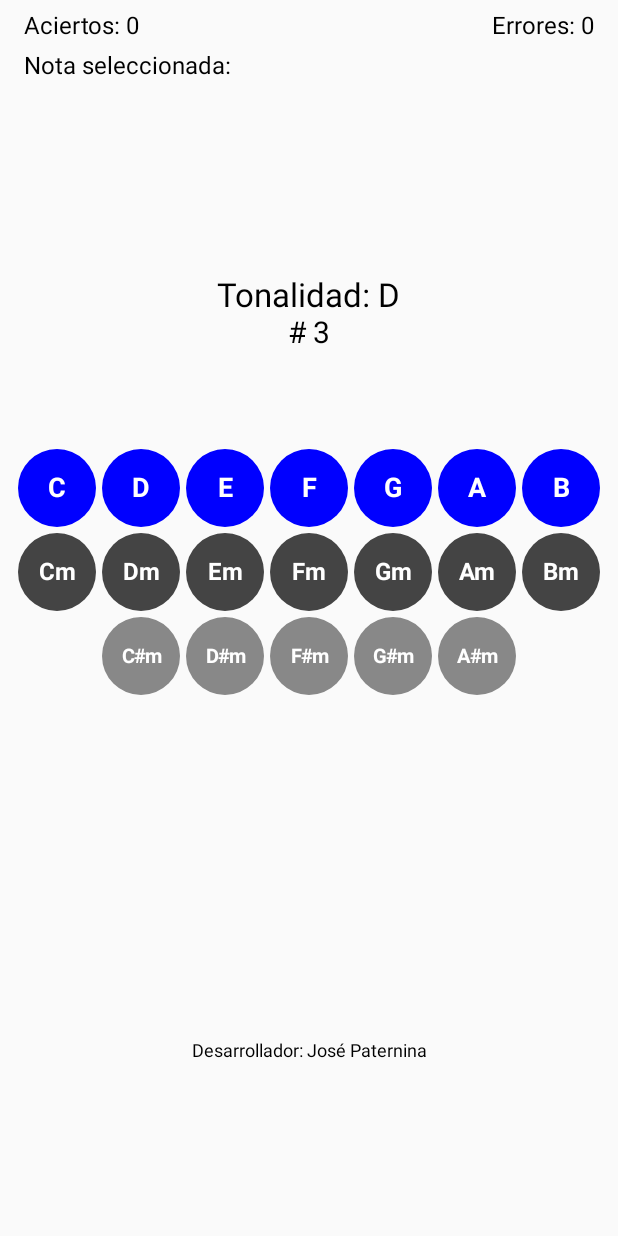
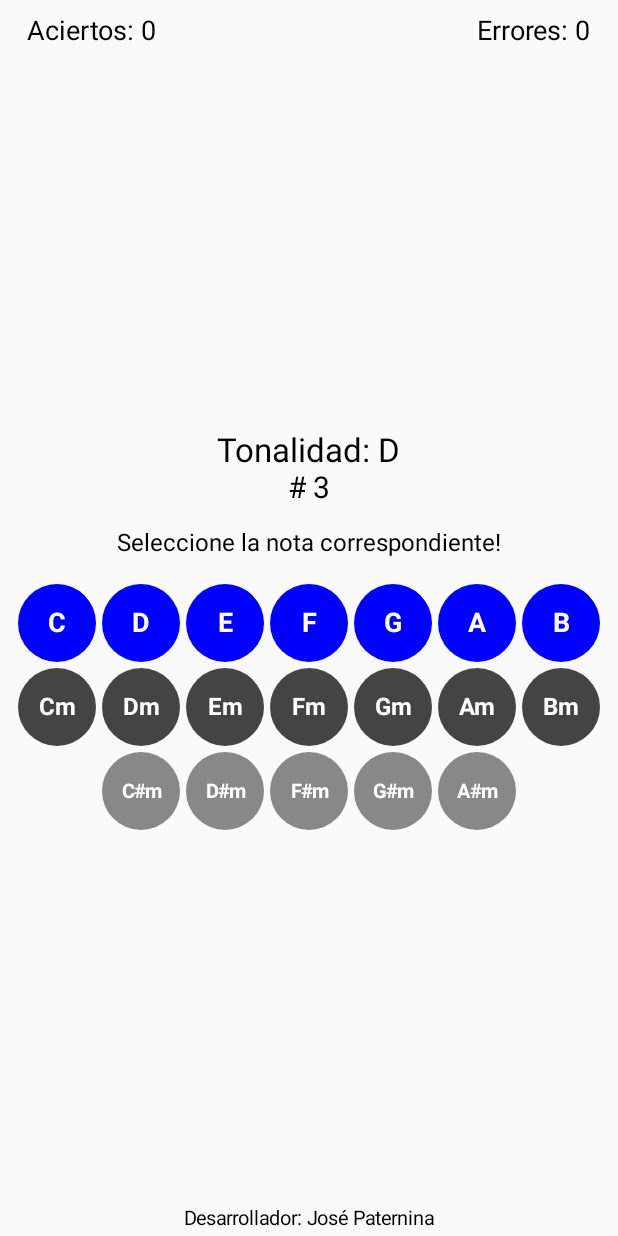
Before and after one commit to JosePater/IdNotas, an Android app built with Jetpack Compose: the screen it shows after launch (MainActivity), on a phone screen of 412 x 824 dp. Run offline under Robolectric (Android 15) with nearby library versions, the phone set to English and light mode, and no system bars.

Commit message:
chore: restructuring UI elements

```diff
--- a/app/src/main/java/com/josepaternina/idnotas/MainActivity.kt
+++ b/app/src/main/java/com/josepaternina/idnotas/MainActivity.kt
@@ -39,10 +39,11 @@ import androidx.compose.ui.unit.TextUnit
 import com.josepaternina.idnotas.GlobalStateTonal.numActual
 import com.josepaternina.idnotas.GlobalStateTonal.tonalidadActual
 
-// Tonalidades ("C", "D", "E", "F", "G", "A", "B")
+// 1era de las tonalidades ("C", "D", "E", "F", "G", "A", "B")
 val tonalidades = listOf("C", "D", "G")
 val num = listOf(1, 2, 3, 4, 5, 6)
 
+// Tonalidades de C, D y G
 val allNotas = listOf(
     listOf("C", "Dm", "Em", "F", "G", "Am"),
     listOf("D", "Em", "F#m", "G", "A", "Bm"),
@@ -60,15 +61,33 @@ class MainActivity : ComponentActivity() {
     override fun onCreate(savedInstanceState: Bundle?) {
         super.onCreate(savedInstanceState)
         setContent {
-            MyApp()
+            MyContent()
         }
     }
 }
 
 @Composable
-fun MyApp() {
+fun MyContent() {
+    // Texto descriptivo
+    val textDescrip = if (notaSelect != "") {
+        "Nota seleccionada: $notaSelect"
+    } else {
+        "Seleccione la nota correspondiente!"
+    }
+
     // UI
-    Column {
+    Box(
+        modifier = Modifier
+            .fillMaxSize()
+            .padding(2.dp),
+        contentAlignment = Alignment.Center
+
+    ) {
+        Column(
+            Modifier.fillMaxSize(),
+            horizontalAlignment = Alignment.CenterHorizontally,
+            verticalArrangement = Arrangement.SpaceBetween
+        ) {
             Row(
                 modifier = Modifier
                     .fillMaxWidth()
@@ -77,22 +96,13 @@ fun MyApp() {
                 horizontalArrangement = Arrangement.SpaceBetween
 
             ) {
-            Text(text = "Aciertos: $puntos", fontSize = 16.sp)
-            Text(text = "Errores: $errores", fontSize = 16.sp)
+                Text(text = "Aciertos: $puntos", fontSize = 18.sp)
+                Text(text = "Errores: $errores", fontSize = 18.sp)
             }
-
-        Text(
-            text = "Nota seleccionada: $notaSelect",
-            fontSize = 16.sp,
-            modifier = Modifier
-                .padding(horizontal = 16.dp)
-                .padding(bottom = 16.dp),
-        )
 
             Column(
                 modifier = Modifier
-                .fillMaxSize()
-                .padding(1.dp),
+                    .fillMaxWidth(),
                 verticalArrangement = Arrangement.SpaceAround,
                 horizontalAlignment = Alignment.CenterHorizontally
             ) {
@@ -102,8 +112,17 @@ fun MyApp() {
                 ) {
                     Text(text = "Tonalidad: $tonalidadActual", fontSize = 22.sp)
                     Text(text = "# $numActual", fontSize = 20.sp)
-                Spacer(modifier = Modifier.height(64.dp))
+                    Spacer(modifier = Modifier.height(16.dp))
+
+                    Text(
+                        text = textDescrip,
+                        fontSize = 16.sp,
+                        modifier = Modifier
+                            .padding(horizontal = 16.dp)
+                            .padding(bottom = 16.dp),
+                    )
                     BotonesDeNotas()
+                }
             }
             Footer()
         }
@@ -167,7 +186,7 @@ fun BotonesDeNotas() {
         notesForButtons.forEach { notas ->
             Row {
                 notas.forEach { nota ->
-                    //
+                    // bgColor y fontSize según el tipo de notas (C, Cm, C#m)
                     if (notas[0] == "C") {
                         bgColor = Blue
                         sizeText = 18.sp
@@ -179,6 +198,7 @@ fun BotonesDeNotas() {
                         sizeText = 13.sp
                     }
 
+                    // Botones de las notas determinadas
                     TextButton(
                         onClick = {
                             notaSelect = nota
@@ -188,7 +208,7 @@ fun BotonesDeNotas() {
                             .height(56.dp) // Establece la altura del botón
                             .padding(2.dp) // Aplica el margen interno del botón
                             .clip(CircleShape) // Aplica círculo
-                            .background(bgColor)
+                            .background(bgColor) // Color del círculo
                     ) {
                         Text(
                             text = nota,
@@ -214,7 +234,7 @@ fun Footer() {
     ) {
         Text(
             text = "Desarrollador: José Paternina",
-            fontSize = 12.sp,
+            fontSize = 13.sp,
             modifier = Modifier.align(Alignment.BottomCenter) // Alinea el texto en la parte inferior central
         )
     }
@@ -224,5 +244,5 @@ fun Footer() {
 @Preview(showSystemUi = true)
 @Composable
 fun Preview() {
-    MyApp()
+    MyContent()
 }
```
Lines whose indentation alone changed are shown as unchanged.
